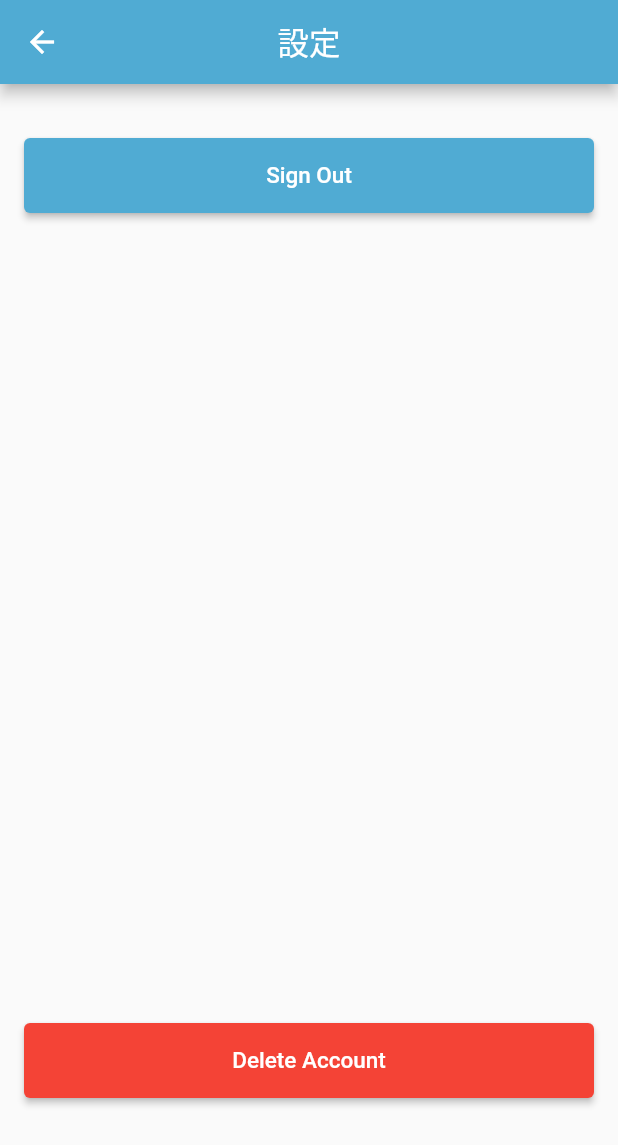
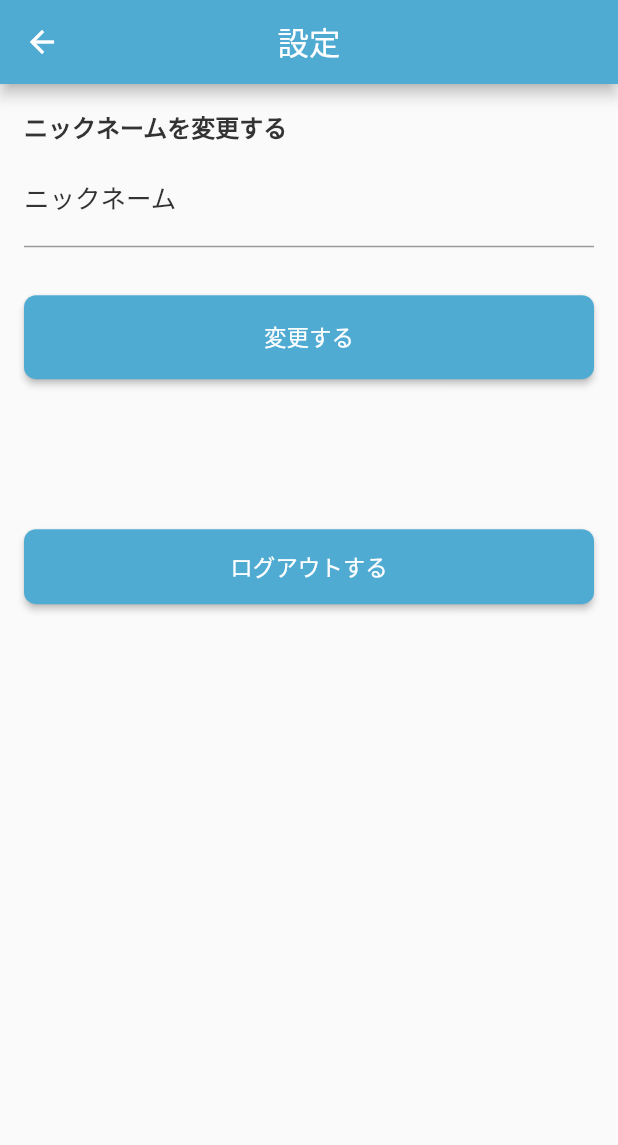
Before and after one commit to batacon/itsukaji_flutter, a Flutter app: the SettingsPage screen opened directly, on a phone screen of 412 x 824 dp. Shown: the top 1145 px of the screen. Run offline on Flutter 3.47's test engine with Material 2 defaults, Android fonts, the phone set to English and light mode, and no system bars; our stand-ins replace cloud_firestore, firebase_auth, firebase_core, flutter_riverpod, flutter_signin_button, flutter_svg and 3 more; missing offline and left inert: mobile_scanner; accounts and stored records are empty.

Commit message:
表示名を変更できるようにする

```diff
--- /dev/null
+++ b/lib/presentation/components/nickname_form_field.dart
@@ -0,0 +1,83 @@
+import 'package:flutter/material.dart';
+import 'package:flutter_riverpod/flutter_riverpod.dart';
+import 'package:itsukaji_flutter/common/custom_color.dart';
+import 'package:itsukaji_flutter/common/show_snack_bar_with_text.dart';
+import 'package:itsukaji_flutter/repositories/members_repository.dart';
+
+class NicknameFormField extends ConsumerStatefulWidget {
+  const NicknameFormField({Key? key}) : super(key: key);
+
+  @override
+  ConsumerState<NicknameFormField> createState() => _NicknameFormFieldState();
+}
+
+class _NicknameFormFieldState extends ConsumerState<NicknameFormField> {
+  final TextEditingController _nicknameController = TextEditingController();
+  final _formKey = GlobalKey<FormState>();
+
+  @override
+  void initState() {
+    super.initState();
+    ref.read(membersRepositoryProvider).getCurrentMember().then((value) {
+      _nicknameController.text = value.name;
+    });
+  }
+
+  @override
+  void dispose() {
+    _nicknameController.dispose();
+    super.dispose();
+  }
+
+  @override
+  Widget build(final BuildContext context) {
+    return Form(
+      key: _formKey,
+      child: Column(
+        crossAxisAlignment: CrossAxisAlignment.start,
+        children: [
+          const Text('ニックネームを変更する', style: TextStyle(fontWeight: FontWeight.w700)),
+          const SizedBox(height: 8),
+          TextFormField(
+            controller: _nicknameController,
+            decoration: const InputDecoration(
+              labelText: 'ニックネーム',
+              labelStyle: TextStyle(color: CustomColor.text),
+            ),
+            validator: (value) {
+              if (value == null || value.isEmpty) {
+                return 'ニックネームを入力してください';
+              }
+              if (value.length > 20) {
+                return '20文字以内で入力してください';
+              }
+              return null;
+            },
+            onFieldSubmitted: (_) => _updateNickname(),
+          ),
+          const SizedBox(height: 32),
+          SizedBox(
+            width: double.infinity,
+            height: 56,
+            child: ElevatedButton(
+              style: ElevatedButton.styleFrom(
+                shape: RoundedRectangleBorder(borderRadius: BorderRadius.circular(8)),
+              ),
+              onPressed: () => _updateNickname(),
+              child: const Text('変更する'),
+            ),
+          ),
+          const SizedBox(height: 80),
+        ],
+      ),
+    );
+  }
+
+  void _updateNickname() {
+    if (_formKey.currentState!.validate()) {
+      ref.read(membersRepositoryProvider).updateNickname(_nicknameController.text);
+      showSnackBarWithText(context, 'ニックネームを変更しました');
+      primaryFocus?.unfocus();
+    }
+  }
+}
--- a/lib/presentation/pages/settings_page.dart
+++ b/lib/presentation/pages/settings_page.dart
@@ -2,6 +2,7 @@ import 'package:firebase_auth/firebase_auth.dart';
 import 'package:flutter/material.dart';
 import 'package:flutter_riverpod/flutter_riverpod.dart';
 import 'package:google_sign_in/google_sign_in.dart';
+import 'package:itsukaji_flutter/presentation/components/nickname_form_field.dart';
 import 'package:itsukaji_flutter/presentation/pages/sign_in_page.dart';
 import 'package:itsukaji_flutter/repositories/groups_repository.dart';
 import 'package:itsukaji_flutter/repositories/members_repository.dart';
@@ -16,10 +17,12 @@ class SettingsPage extends ConsumerWidget {
         title: const Text('設定'),
         centerTitle: true,
       ),
-      body: Padding(
+      body: SingleChildScrollView(
+        child: Padding(
           padding: const EdgeInsets.all(16),
-        child: ListView(
+          child: Column(
             children: [
+              const NicknameFormField(),
               const SizedBox(height: 20),
               _buildSignOutButton(context),
               const SizedBox(height: 540),
@@ -27,26 +30,29 @@ class SettingsPage extends ConsumerWidget {
             ],
           ),
         ),
+      ),
     );
   }
 
-  ElevatedButton _buildSignOutButton(final BuildContext context) {
+  Widget _buildSignOutButton(final BuildContext context) {
     return ElevatedButton(
       onPressed: () async {
         _signOut(context);
       },
       style: ElevatedButton.styleFrom(
         minimumSize: const Size(double.infinity, 50),
+        shape: RoundedRectangleBorder(borderRadius: BorderRadius.circular(8)),
       ),
-      child: const Text('Sign Out'),
+      child: const Text('ログアウトする'),
     );
   }
 
-  ElevatedButton _buildDeleteAccountButton(final BuildContext context, final WidgetRef ref) {
+  Widget _buildDeleteAccountButton(final BuildContext context, final WidgetRef ref) {
     return ElevatedButton(
       style: ElevatedButton.styleFrom(
         backgroundColor: Colors.red,
         minimumSize: const Size(double.infinity, 50),
+        shape: RoundedRectangleBorder(borderRadius: BorderRadius.circular(8)),
       ),
       onPressed: () async {
         showDialog(
@@ -74,7 +80,7 @@ class SettingsPage extends ConsumerWidget {
           },
         );
       },
-      child: const Text('Delete Account'),
+      child: const Text('アカウントを削除する', style: TextStyle(fontWeight: FontWeight.w700)),
     );
   }
 
--- a/lib/repositories/members_repository.dart
+++ b/lib/repositories/members_repository.dart
@@ -28,6 +28,10 @@ class MembersRepository {
     return document.docs.map((final doc) => Member.fromFirestore(doc)).toList();
   }
 
+  Future<void> updateNickname(final String nickname) async {
+    await db.collection("users").doc(FirebaseAuth.instance.currentUser!.uid).update({'name': nickname});
+  }
+
   Future<void> createMember(final User firebaseUser, final String groupId) async {
     await db.collection("users").doc(firebaseUser.uid).set({
       "name": firebaseUser.displayName,
```
Lines whose indentation alone changed are shown as unchanged.
